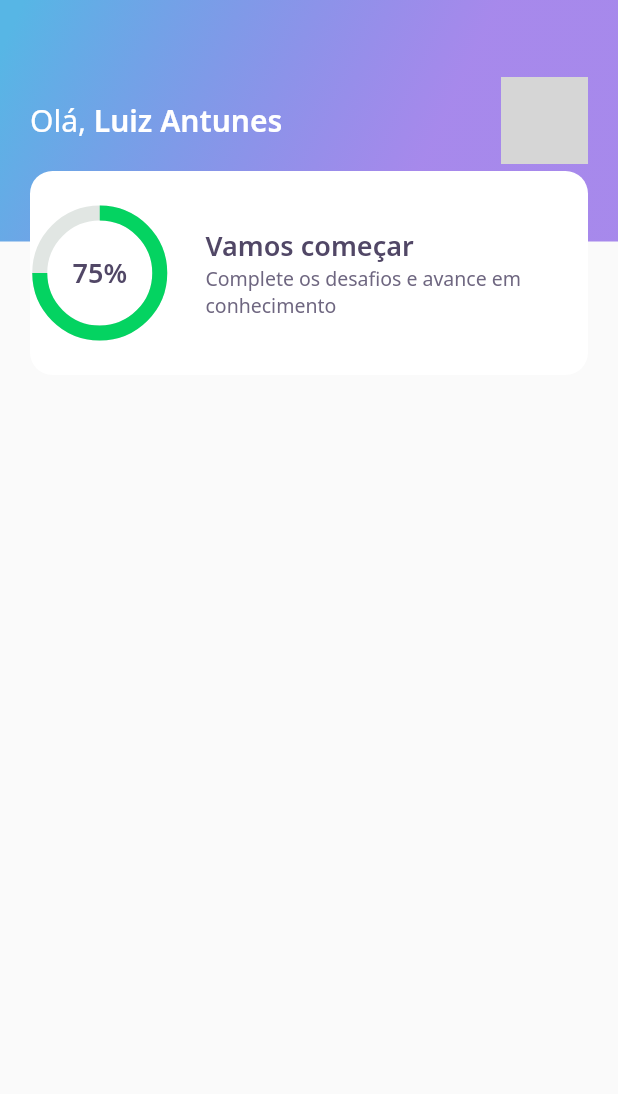
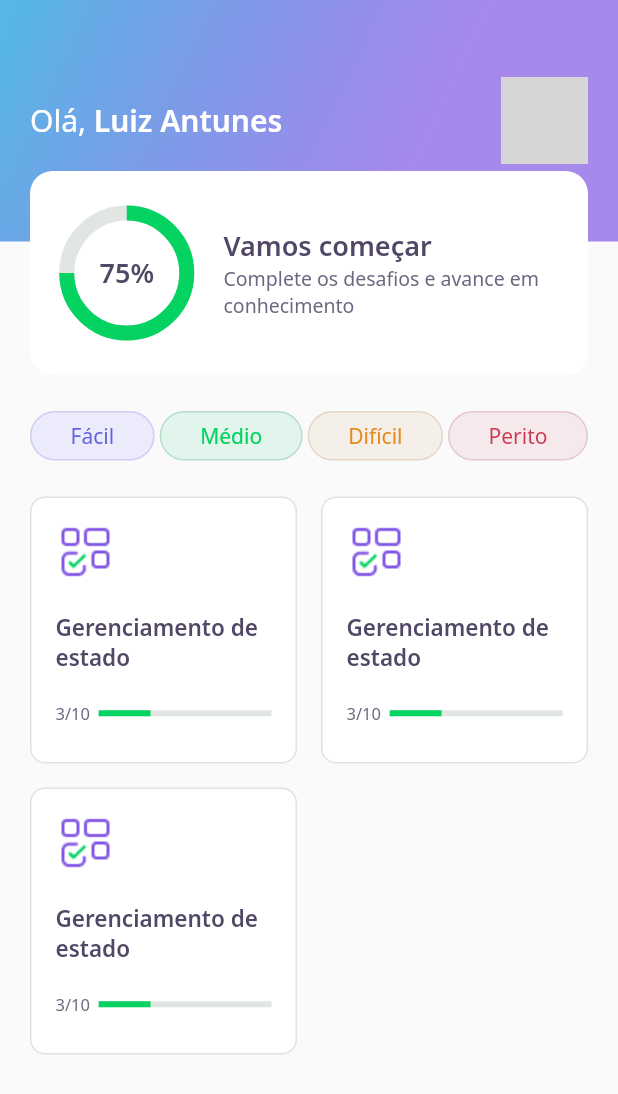
Before and after one commit to antunesluiz/devquiz, a Flutter app: the HomePage screen opened directly, on a phone screen of 412 x 824 dp. Shown: the top 1094 px of the screen. Run offline on Flutter 3.47's test engine with Material 2 defaults, Android fonts, the phone set to English and light mode, and no system bars; our stand-ins replace google_fonts; network calls fail; grey boxes are pictures that could not be loaded.

Commit message:
quiz page

```diff
--- a/lib/core/app_widget.dart
+++ b/lib/core/app_widget.dart
@@ -1,3 +1,4 @@
+import 'package:DevQuiz/challenge/challenge_page.dart';
 import 'package:DevQuiz/home/home_page.dart';
 import 'package:DevQuiz/splash/splash_page.dart';
 import 'package:flutter/material.dart';
@@ -7,7 +8,7 @@ class AppWidget extends StatelessWidget {
   Widget build(BuildContext context) {
     return MaterialApp(
       title: "DevQuiz",
-      home: HomePage()
+      home: ChallengePage()
     );
   }
 }
--- a/lib/home/home_page.dart
+++ b/lib/home/home_page.dart
@@ -1,4 +1,6 @@
 import 'package:DevQuiz/home/widgets/appbar/app_bar_widget.dart';
+import 'package:DevQuiz/home/widgets/level_button/level_button_widget.dart';
+import 'package:DevQuiz/home/widgets/quiz_card/quiz_card_widget.dart';
 import 'package:flutter/material.dart';
 
 class HomePage extends StatefulWidget {
@@ -11,6 +13,48 @@ class _HomePageState extends State<HomePage> {
   Widget build(BuildContext context) {
     return Scaffold(
       appBar: AppBarWidget(),
+      body: Padding(
+        padding: const EdgeInsets.symmetric(horizontal: 20),
+        child: Column(
+          children: [
+            SizedBox(
+              height: 24,
+            ),
+            Row(
+              mainAxisAlignment: MainAxisAlignment.spaceBetween,
+              children: [
+                LevelButtonWidget(
+                  label: "Fácil",
+                ),
+                LevelButtonWidget(
+                  label: "Médio",
+                ),
+                LevelButtonWidget(
+                  label: "Difícil",
+                ),
+                LevelButtonWidget(
+                  label: "Perito",
+                ),
+              ],
+            ),
+            SizedBox(
+              height: 24,
+            ),
+            Expanded(
+              child: GridView.count(
+                crossAxisCount: 2,
+                crossAxisSpacing: 16,
+                mainAxisSpacing: 16,
+                children: [
+                  QuizCardWidget(),
+                  QuizCardWidget(),
+                  QuizCardWidget()
+                ],
+              ),
+            )
+          ],
+        ),
+      ),
     );
   }
 }
--- /dev/null
+++ b/lib/home/widgets/level_button/level_button_widget.dart
@@ -0,0 +1,65 @@
+import 'package:DevQuiz/core/core.dart';
+import 'package:flutter/material.dart';
+import 'package:google_fonts/google_fonts.dart';
+
+class LevelButtonWidget extends StatelessWidget {
+  final String label;
+
+  LevelButtonWidget({
+    Key? key,
+    required this.label
+  }) : assert(
+    ["Fácil", "Médio", "Difícil", "Perito"].contains(label)), super(key: key);
+
+  final config = {
+    "Fácil": {
+      "color": AppColors.levelButtonFacil,
+      "borderColor": AppColors.levelButtonBorderFacil,
+      "fontColor": AppColors.levelButtonTextFacil
+    },
+    "Médio": {
+      "color": AppColors.levelButtonMedio,
+      "borderColor": AppColors.levelButtonBorderMedio,
+      "fontColor": AppColors.levelButtonTextMedio
+    },
+    "Difícil": {
+      "color": AppColors.levelButtonDificil,
+      "borderColor": AppColors.levelButtonBorderDificil,
+      "fontColor": AppColors.levelButtonTextDificil
+    },
+    "Perito": {
+      "color": AppColors.levelButtonPerito,
+      "borderColor": AppColors.levelButtonBorderPerito,
+      "fontColor": AppColors.levelButtonTextPerito
+    }
+  };
+
+  Color get color => config[label]!['color']!;
+  Color get borderColor => config[label]!['borderColor']!;
+  Color get fontColor => config[label]!['fontColor']!;
+
+
+  @override
+  Widget build(BuildContext context) {
+    return Container(
+      decoration: BoxDecoration(
+        borderRadius: BorderRadius.circular(28),
+        color: color,
+        border: Border.fromBorderSide(
+          BorderSide(
+            color: borderColor
+          )
+        )
+      ),
+      child: Padding(
+        padding: const EdgeInsets.symmetric(horizontal: 26, vertical: 6),
+        child: Text(
+          label,
+          style: GoogleFonts.notoSans(
+            color: fontColor
+          )
+        ),
+      ),
+    );
+  }
+}
--- /dev/null
+++ b/lib/home/widgets/quiz_card/quiz_card_widget.dart
@@ -0,0 +1,52 @@
+import 'package:DevQuiz/core/core.dart';
+import 'package:DevQuiz/shared/progress_indicator/progress_indicator_widget.dart';
+import 'package:flutter/material.dart';
+
+class QuizCardWidget extends StatelessWidget {
+  @override
+  Widget build(BuildContext context) {
+    return Container(
+      padding: EdgeInsets.all(16),
+      decoration: BoxDecoration(
+        border: Border.fromBorderSide(
+          BorderSide(
+            color: AppColors.border
+          )
+        ),
+        color: AppColors.white,
+        borderRadius: BorderRadius.circular(10)
+      ),
+      child: Column(
+        crossAxisAlignment: CrossAxisAlignment.start,
+        children: [
+          Container(
+            height: 40,
+            width: 40,
+            child: Image.asset(AppImages.blocks),
+          ),
+          SizedBox(height: 20),
+          Text(
+            "Gerenciamento de estado",
+            style: AppTextStyles.heading15,
+          ),
+          SizedBox(height: 20),
+          Row(
+            children: [
+              Expanded(
+                flex: 1,
+                child: Text(
+                  "3/10",
+                  style: AppTextStyles.body11,
+                ),
+              ),
+              Expanded(
+                flex: 4,
+                child: ProgressIndicatorWidget(value: 0.3),
+              )
+            ],
+          )
+        ],
+      ),
+    );
+  }
+}
--- a/lib/home/widgets/scorecard/score_card_widget.dart
+++ b/lib/home/widgets/scorecard/score_card_widget.dart
@@ -13,6 +13,8 @@ class ScoreCardWidget extends StatelessWidget {
           color: AppColors.white,
           borderRadius: BorderRadius.circular(15)
         ),
+        child: Padding(
+          padding: const EdgeInsets.symmetric(horizontal: 24),
           child: Row(
             crossAxisAlignment: CrossAxisAlignment.center,
             children: [
@@ -37,6 +39,7 @@ class ScoreCardWidget extends StatelessWidget {
             ],
           ),
         ),
+      ),
     );
   }
 }
--- /dev/null
+++ b/lib/shared/progress_indicator/progress_indicator_widget.dart
@@ -0,0 +1,16 @@
+import 'package:DevQuiz/core/app_colors.dart';
+import 'package:flutter/material.dart';
+
+class ProgressIndicatorWidget extends StatelessWidget {
+  final double value;
+  const ProgressIndicatorWidget({Key? key, required this.value}) : super(key: key);
+
+  @override
+  Widget build(BuildContext context) {
+    return LinearProgressIndicator(
+      value: value,
+      backgroundColor: AppColors.chartSecondary,
+      valueColor: AlwaysStoppedAnimation(AppColors.chartPrimary),
+    );
+  }
+}
```
Also changed, not shown: lib/challenge/challenge_page.dart (added, +21 -0 lines), lib/challenge/widgets/answer/answer_widget.dart (added, +73 -0 lines), lib/challenge/widgets/question_indicator/question_indicator_widget.dart (added, +35 -0 lines), lib/challenge/widgets/quiz/quiz_widget.dart (added, +32 -0 lines). Lines whose indentation alone changed are shown as unchanged.
